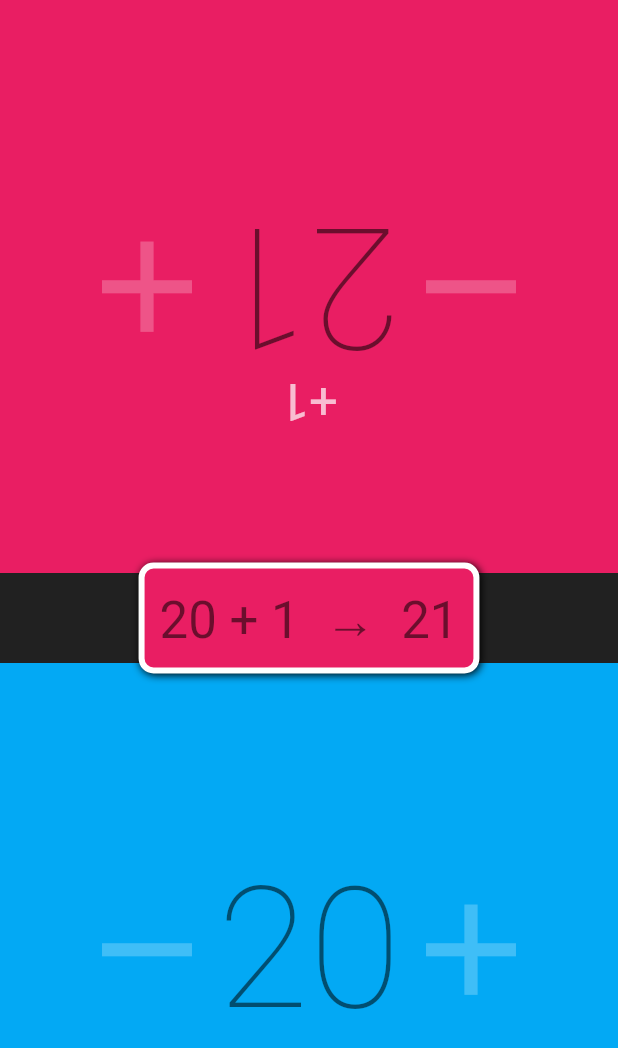
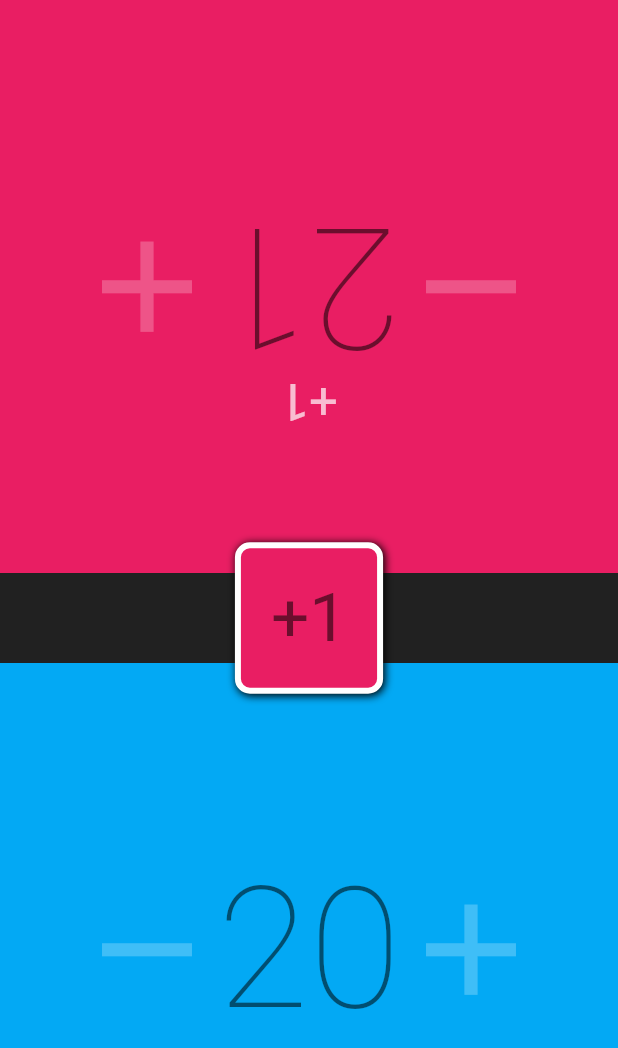
Before and after one commit to Royce/magic-life-counter-app, a Flutter app: the screen it shows after launch, after a tap on the "add" icon, on a phone screen of 412 x 824 dp. Shown: the top 1048 px of the screen. Run offline on Flutter 3.47's test engine with Material 2 defaults, Android fonts, the phone set to English and light mode, and no system bars; missing offline and left inert: flutter_keepscreenon.

Commit message:
Change the inverted diff from "20 - 3 => 17" to "-3"

```diff
--- a/lib/main.dart
+++ b/lib/main.dart
@@ -222,32 +222,24 @@ class TempScore extends StatelessWidget {
 
     return new Container(
       margin: EdgeInsets.all(10),
-        padding: EdgeInsets.all(10),
+      padding: EdgeInsets.all(20),
       decoration: BoxDecoration(
         color: color,
-          border: Border.all(
-              color: Colors.white, width: 4, style: BorderStyle.solid),
+        border:
+            Border.all(color: Colors.white, width: 4, style: BorderStyle.solid),
         borderRadius: BorderRadius.all(Radius.circular(10)),
         boxShadow: <BoxShadow>[
           BoxShadow(color: Colors.black, blurRadius: 4, offset: Offset(1, 1))
         ],
       ),
-        child: new Column(
-          mainAxisSize: MainAxisSize.min,
-          children: <Widget>[
-            RotatedBox(
+      child: RotatedBox(
         quarterTurns: player == PLAYER_TWO ? 2 : 0,
         child: Text(
-                counter.toMathString(),
-                style: Theme.of(context).textTheme.display1,
+          counter.toModString(),
+          style: Theme.of(context).textTheme.display2,
         ),
       ),
-//            Text(
-//              counter.toMathString(),
-//              style: Theme.of(context).textTheme.display1,
-//            ),
-          ],
-        ));
+    );
   }
 }
 
@@ -301,7 +293,8 @@ class ScoreTile extends StatelessWidget {
             ),
             counter.mod != 0
                 ? Container(
-                    alignment: Alignment(0, player == PLAYER_ONE ? 0.45 : -0.45),
+                    alignment:
+                        Alignment(0, player == PLAYER_ONE ? 0.45 : -0.45),
                     child: RotatedBox(
                       quarterTurns: player == PLAYER_ONE ? 2 : 0,
                       child: Text(
```
Lines whose indentation alone changed are shown as unchanged.
